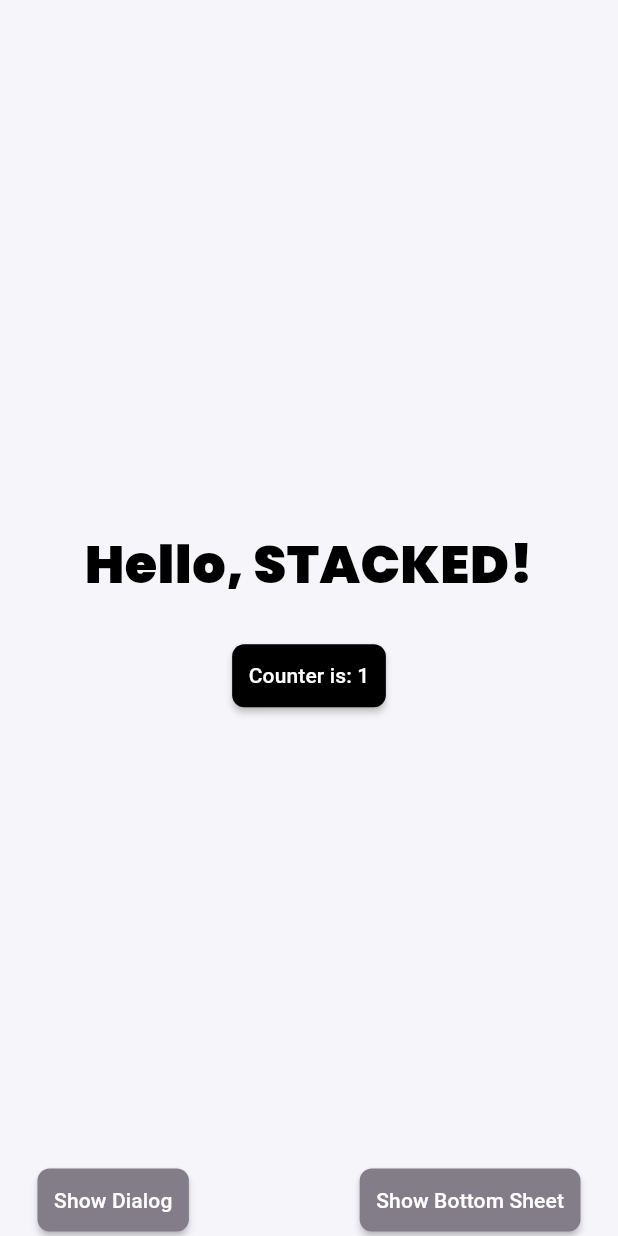
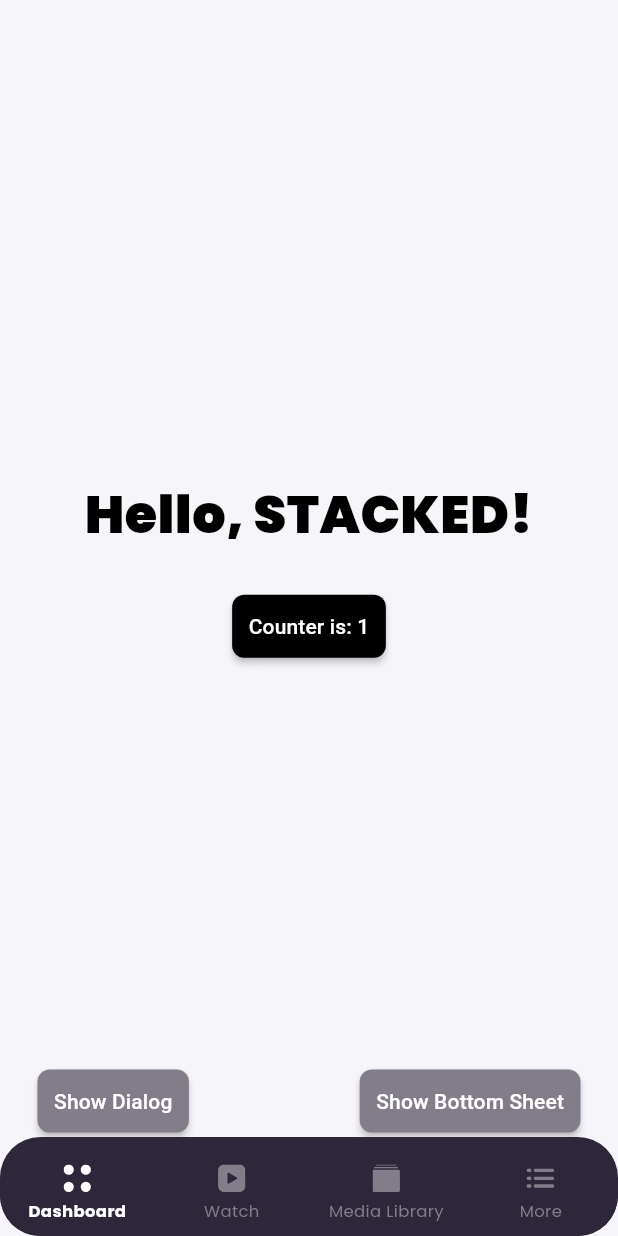
Before and after one commit to ShahSomething/Movies-App, a Flutter app: the screen it shows after launch, after a tap on an icon or button, on a phone screen of 412 x 824 dp. Run offline on Flutter 3.47's test engine with Material 3 defaults, Android fonts, the phone set to English and light mode, and no system bars; our stand-ins replace flutter_screenutil, flutter_svg, google_fonts, logger, stacked, stacked_services and 1 more.

Commit message:
Navigation Screen added

```diff
--- a/lib/app/app.dart
+++ b/lib/app/app.dart
@@ -4,13 +4,15 @@ import 'package:movies/ui/views/home/home_view.dart';
 import 'package:movies/ui/views/startup/startup_view.dart';
 import 'package:stacked/stacked_annotations.dart';
 import 'package:stacked_services/stacked_services.dart';
+import 'package:movies/ui/views/navigation/navigation_view.dart';
 // @stacked-import
 
 @StackedApp(
   routes: [
     MaterialRoute(page: HomeView),
     MaterialRoute(page: StartupView),
-    // @stacked-route
+    MaterialRoute(page: NavigationView),
+// @stacked-route
   ],
   dependencies: [
     LazySingleton(classType: BottomSheetService),
--- a/lib/app/app.router.dart
+++ b/lib/app/app.router.dart
@@ -5,21 +5,25 @@
 // **************************************************************************
 
 // ignore_for_file: no_leading_underscores_for_library_prefixes
-import 'package:flutter/material.dart' as _i4;
+import 'package:flutter/material.dart' as _i5;
 import 'package:flutter/material.dart';
 import 'package:movies/ui/views/home/home_view.dart' as _i2;
+import 'package:movies/ui/views/navigation/navigation_view.dart' as _i4;
 import 'package:movies/ui/views/startup/startup_view.dart' as _i3;
 import 'package:stacked/stacked.dart' as _i1;
-import 'package:stacked_services/stacked_services.dart' as _i5;
+import 'package:stacked_services/stacked_services.dart' as _i6;
 
 class Routes {
   static const homeView = '/home-view';
 
   static const startupView = '/startup-view';
 
+  static const navigationView = '/navigation-view';
+
   static const all = <String>{
     homeView,
     startupView,
+    navigationView,
   };
 }
 
@@ -33,18 +37,28 @@ class StackedRouter extends _i1.RouterBase {
       Routes.startupView,
       page: _i3.StartupView,
     ),
+    _i1.RouteDef(
+      Routes.navigationView,
+      page: _i4.NavigationView,
+    ),
   ];
 
   final _pagesMap = <Type, _i1.StackedRouteFactory>{
     _i2.HomeView: (data) {
-      return _i4.MaterialPageRoute<dynamic>(
+      return _i5.MaterialPageRoute<dynamic>(
         builder: (context) => const _i2.HomeView(),
         settings: data,
       );
     },
     _i3.StartupView: (data) {
-      return _i4.MaterialPageRoute<dynamic>(
+      return _i5.MaterialPageRoute<dynamic>(
         builder: (context) => const _i3.StartupView(),
+        settings: data,
+      );
+    },
+    _i4.NavigationView: (data) {
+      return _i5.MaterialPageRoute<dynamic>(
+        builder: (context) => const _i4.NavigationView(),
         settings: data,
       );
     },
@@ -57,7 +71,7 @@ class StackedRouter extends _i1.RouterBase {
   Map<Type, _i1.StackedRouteFactory> get pagesMap => _pagesMap;
 }
 
-extension NavigatorStateExtension on _i5.NavigationService {
+extension NavigatorStateExtension on _i6.NavigationService {
   Future<dynamic> navigateToHomeView([
     int? routerId,
     bool preventDuplicates = true,
@@ -80,6 +94,20 @@ extension NavigatorStateExtension on _i5.NavigationService {
         transition,
   ]) async {
     return navigateTo<dynamic>(Routes.startupView,
+        id: routerId,
+        preventDuplicates: preventDuplicates,
+        parameters: parameters,
+        transition: transition);
+  }
+
+  Future<dynamic> navigateToNavigationView([
+    int? routerId,
+    bool preventDuplicates = true,
+    Map<String, String>? parameters,
+    Widget Function(BuildContext, Animation<double>, Animation<double>, Widget)?
+        transition,
+  ]) async {
+    return navigateTo<dynamic>(Routes.navigationView,
         id: routerId,
         preventDuplicates: preventDuplicates,
         parameters: parameters,
@@ -113,4 +141,18 @@ extension NavigatorStateExtension on _i5.NavigationService {
         parameters: parameters,
         transition: transition);
   }
+
+  Future<dynamic> replaceWithNavigationView([
+    int? routerId,
+    bool preventDuplicates = true,
+    Map<String, String>? parameters,
+    Widget Function(BuildContext, Animation<double>, Animation<double>, Widget)?
+        transition,
+  ]) async {
+    return replaceWith<dynamic>(Routes.navigationView,
+        id: routerId,
+        preventDuplicates: preventDuplicates,
+        parameters: parameters,
+        transition: transition);
+  }
 }
--- a/lib/ui/common/app_theme.dart
+++ b/lib/ui/common/app_theme.dart
@@ -131,6 +131,17 @@ class AppTheme {
         fontSize: 12.sp,
       ),
       selectedColor: AppColors.primaryColor,
+    ),
+    bottomNavigationBarTheme: BottomNavigationBarThemeData(
+      backgroundColor: AppColors.primaryColor,
+      elevation: 0,
+      selectedItemColor: AppColors.whiteColor,
+      unselectedItemColor: AppColors.greyColor,
+      showUnselectedLabels: true,
+      selectedLabelStyle: GoogleFonts.poppins(
+        fontWeight: FontWeight.bold,
+      ),
+      type: BottomNavigationBarType.fixed,
     ),
     useMaterial3: true,
   );
--- /dev/null
+++ b/lib/ui/views/navigation/navigation_view.dart
@@ -0,0 +1,116 @@
+import 'package:animations/animations.dart';
+import 'package:flutter/material.dart';
+import 'package:flutter_screenutil/flutter_screenutil.dart';
+import 'package:flutter_svg/flutter_svg.dart';
+import 'package:movies/ui/common/app_colors.dart';
+import 'package:movies/ui/common/app_icons.dart';
+import 'package:movies/ui/views/home/home_view.dart';
+import 'package:stacked/stacked.dart';
+
+import 'navigation_viewmodel.dart';
+
+class NavigationView extends StackedView<NavigationViewModel> {
+  const NavigationView({Key? key}) : super(key: key);
+
+  @override
+  Widget builder(
+    BuildContext context,
+    NavigationViewModel viewModel,
+    Widget? child,
+  ) {
+    return Scaffold(
+      body: PageTransitionSwitcher(
+        transitionBuilder: (child, primaryAnimation, secondaryAnimation) {
+          return FadeThroughTransition(
+            animation: primaryAnimation,
+            secondaryAnimation: secondaryAnimation,
+            child: child,
+          );
+        },
+        child: getViewForIndex(viewModel.currentIndex),
+      ),
+      extendBody: true,
+      bottomNavigationBar: Container(
+        padding: const EdgeInsets.only(
+          top: 10,
+        ),
+        decoration: BoxDecoration(
+          borderRadius: BorderRadius.circular(27),
+          color: AppColors.primaryColor,
+        ),
+        child: ClipRRect(
+          borderRadius: BorderRadius.circular(27),
+          child: BottomNavigationBar(
+            currentIndex: viewModel.currentIndex,
+            onTap: viewModel.setIndex,
+            selectedFontSize: 10.sp,
+            unselectedFontSize: 10.sp,
+            items: [
+              _bottomNavItem(
+                iconPath: AppIcons.dashboardIcon,
+                label: "Dashboard",
+              ),
+              _bottomNavItem(
+                iconPath: AppIcons.watchIcon,
+                label: "Watch",
+              ),
+              _bottomNavItem(
+                iconPath: AppIcons.libraryIcon,
+                label: "Media Library",
+              ),
+              _bottomNavItem(
+                iconPath: AppIcons.moreIcon,
+                label: "More",
+              ),
+            ],
+          ),
+        ),
+      ),
+    );
+  }
+
+  BottomNavigationBarItem _bottomNavItem(
+      {required String iconPath, required String label}) {
+    getIcon({isActive = false}) {
+      return Padding(
+        padding: const EdgeInsets.only(bottom: 5),
+        child: SvgPicture.asset(
+          iconPath,
+          height: 18.h,
+          width: 18.w,
+          colorFilter: ColorFilter.mode(
+            isActive ? AppColors.whiteColor : AppColors.greyColor,
+            BlendMode.srcIn,
+          ),
+        ),
+      );
+    }
+
+    return BottomNavigationBarItem(
+      icon: getIcon(),
+      activeIcon: getIcon(isActive: true),
+      label: label,
+    );
+  }
+
+  Widget getViewForIndex(int index) {
+    switch (index) {
+      case 0:
+        return const HomeView();
+      case 1:
+        return Container();
+      case 2:
+        return Container();
+      case 3:
+        return Container();
+      default:
+        return const HomeView();
+    }
+  }
+
+  @override
+  NavigationViewModel viewModelBuilder(
+    BuildContext context,
+  ) =>
+      NavigationViewModel();
+}
--- /dev/null
+++ b/lib/ui/views/navigation/navigation_viewmodel.dart
@@ -0,0 +1,3 @@
+import 'package:stacked/stacked.dart';
+
+class NavigationViewModel extends IndexTrackingViewModel {}
--- a/lib/ui/views/startup/startup_viewmodel.dart
+++ b/lib/ui/views/startup/startup_viewmodel.dart
@@ -13,6 +13,6 @@ class StartupViewModel extends BaseViewModel {
     // This is where you can make decisions on where your app should navigate when
     // you have custom startup logic
 
-    _navigationService.replaceWithHomeView();
+    _navigationService.replaceWithNavigationView();
   }
 }
--- a/pubspec.yaml
+++ b/pubspec.yaml
@@ -7,13 +7,16 @@ environment:
   sdk: '>=3.0.3 <4.0.0'
 
 dependencies:
+  animations: ^2.0.8
   flutter:
     sdk: flutter
   flutter_screenutil: ^5.9.0
+  flutter_svg: ^2.0.9
   google_fonts: ^6.1.0
   logger: ^1.4.0
   stacked: ^3.4.0
   stacked_services: ^1.1.0
+
 
 dev_dependencies:
   build_runner: ^2.4.5
```
Also changed, not shown: assets/icons/more.svg, pubspec.lock, 5 other files.
